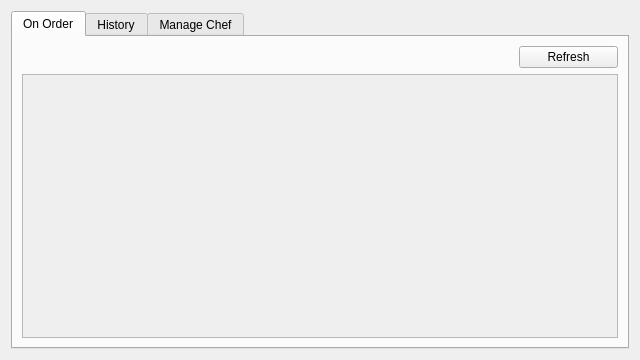
Above: frontend/manager_wid.ui from therealrahulsahu/se_project before the change. Below: the same form after it.
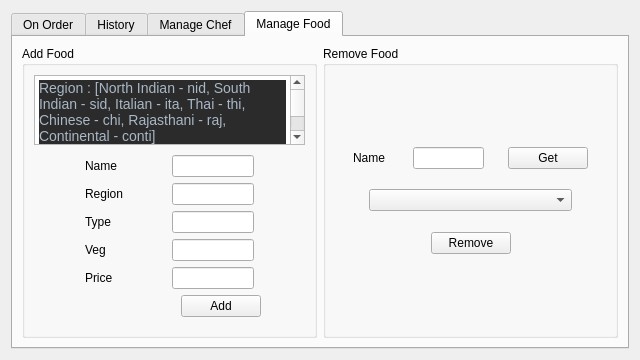
That is the form after the change. The open tabs and pages were chosen to show the change.

Commit message: manager food option and customer region and type added

```diff
--- a/frontend/manager_wid.ui
+++ b/frontend/manager_wid.ui
@@ -1010,6 +1010,567 @@
        </item>
       </layout>
      </widget>
+     <widget class="QWidget" name="tab_4">
+      <attribute name="title">
+       <string>Manage Food</string>
+      </attribute>
+      <layout class="QHBoxLayout" name="horizontalLayout_14" stretch="1,1">
+       <item>
+        <widget class="QGroupBox" name="groupBox_4">
+         <property name="title">
+          <string>Add Food</string>
+         </property>
+         <layout class="QVBoxLayout" name="verticalLayout_6" stretch="4,2,1,1,1,1,1,1,5">
+          <item>
+           <widget class="QTextBrowser" name="textBrowser">
+            <property name="html">
+             <string>&lt;!DOCTYPE HTML PUBLIC &quot;-//W3C//DTD HTML 4.0//EN&quot; &quot;http://www.w3.org/TR/REC-html40/strict.dtd&quot;&gt;
+&lt;html&gt;&lt;head&gt;&lt;meta name=&quot;qrichtext&quot; content=&quot;1&quot; /&gt;&lt;style type=&quot;text/css&quot;&gt;
+p, li { white-space: pre-wrap; }
+&lt;/style&gt;&lt;/head&gt;&lt;body style=&quot; font-family:'MS Shell Dlg 2'; font-size:8pt; font-weight:400; font-style:normal;&quot;&gt;
+&lt;p style=&quot; margin-top:12px; margin-bottom:12px; margin-left:0px; margin-right:0px; -qt-block-indent:0; text-indent:0px; background-color:#2b2b2b;&quot;&gt;&lt;span style=&quot; font-family:'Consolas'; font-size:10.5pt; color:#a9b7c6; background-color:#2b2b2b;&quot;&gt;Region : [North Indian - nid, South Indian - sid, Italian - ita, Thai - thi, Chinese - chi, Rajasthani - raj, Continental - conti]&lt;/span&gt;&lt;span style=&quot; font-family:'Consolas'; font-size:10.5pt; color:#a9b7c6;&quot;&gt;&lt;br /&gt;&lt;/span&gt;&lt;/p&gt;
+&lt;p style=&quot; margin-top:12px; margin-bottom:12px; margin-left:0px; margin-right:0px; -qt-block-indent:0; text-indent:0px; background-color:#2b2b2b;&quot;&gt;&lt;span style=&quot; font-family:'Consolas'; font-size:10.5pt; color:#a9b7c6;&quot;&gt;Type : [Starter - sta, Dessert - des, Main Course - mcs, Refreshments - ref, Bread - bre]&lt;/span&gt;&lt;/p&gt;
+&lt;p style=&quot; margin-top:12px; margin-bottom:12px; margin-left:0px; margin-right:0px; -qt-block-indent:0; text-indent:0px; background-color:#2b2b2b;&quot;&gt;&lt;span style=&quot; font-family:'Consolas'; font-size:10.5pt; color:#a9b7c6;&quot;&gt;Veg : [If Veg - True, Else - False]&lt;/span&gt;&lt;/p&gt;&lt;/body&gt;&lt;/html&gt;</string>
+            </property>
+           </widget>
+          </item>
+          <item>
+           <spacer name="verticalSpacer_14">
+            <property name="orientation">
+             <enum>Qt::Vertical</enum>
+            </property>
+            <property name="sizeHint" stdset="0">
+             <size>
+              <width>20</width>
+              <height>40</height>
+             </size>
+            </property>
+           </spacer>
+          </item>
+          <item>
+           <layout class="QHBoxLayout" name="horizontalLayout_20" stretch="5,6,2,8,5">
+            <item>
+             <spacer name="horizontalSpacer_36">
+              <property name="orientation">
+               <enum>Qt::Horizontal</enum>
+              </property>
+              <property name="sizeHint" stdset="0">
+               <size>
+                <width>40</width>
+                <height>20</height>
+               </size>
+              </property>
+             </spacer>
+            </item>
+            <item>
+             <widget class="QLabel" name="label_14">
+              <property name="text">
+               <string>Name</string>
+              </property>
+             </widget>
+            </item>
+            <item>
+             <spacer name="horizontalSpacer_37">
+              <property name="orientation">
+               <enum>Qt::Horizontal</enum>
+              </property>
+              <property name="sizeHint" stdset="0">
+               <size>
+                <width>40</width>
+                <height>20</height>
+               </size>
+              </property>
+             </spacer>
+            </item>
+            <item>
+             <widget class="QLineEdit" name="le_f_name"/>
+            </item>
+            <item>
+             <spacer name="horizontalSpacer_38">
+              <property name="orientation">
+               <enum>Qt::Horizontal</enum>
+              </property>
+              <property name="sizeHint" stdset="0">
+               <size>
+                <width>40</width>
+                <height>20</height>
+               </size>
+              </property>
+             </spacer>
+            </item>
+           </layout>
+          </item>
+          <item>
+           <layout class="QHBoxLayout" name="horizontalLayout_17" stretch="5,6,2,8,5">
+            <item>
+             <spacer name="horizontalSpacer_39">
+              <property name="orientation">
+               <enum>Qt::Horizontal</enum>
+              </property>
+              <property name="sizeHint" stdset="0">
+               <size>
+                <width>40</width>
+                <height>20</height>
+               </size>
+              </property>
+             </spacer>
+            </item>
+            <item>
+             <widget class="QLabel" name="label_11">
+              <property name="text">
+               <string>Region</string>
+              </property>
+             </widget>
+            </item>
+            <item>
+             <spacer name="horizontalSpacer_40">
+              <property name="orientation">
+               <enum>Qt::Horizontal</enum>
+              </property>
+              <property name="sizeHint" stdset="0">
+               <size>
+                <width>40</width>
+                <height>20</height>
+               </size>
+              </property>
+             </spacer>
+            </item>
+            <item>
+             <widget class="QLineEdit" name="le_f_region"/>
+            </item>
+            <item>
+             <spacer name="horizontalSpacer_41">
+              <property name="orientation">
+               <enum>Qt::Horizontal</enum>
+              </property>
+              <property name="sizeHint" stdset="0">
+               <size>
+                <width>40</width>
+                <height>20</height>
+               </size>
+              </property>
+             </spacer>
+            </item>
+           </layout>
+          </item>
+          <item>
+           <layout class="QHBoxLayout" name="horizontalLayout_15" stretch="5,6,2,8,5">
+            <item>
+             <spacer name="horizontalSpacer_42">
+              <property name="orientation">
+               <enum>Qt::Horizontal</enum>
+              </property>
+              <property name="sizeHint" stdset="0">
+               <size>
+                <width>40</width>
+                <height>20</height>
+               </size>
+              </property>
+             </spacer>
+            </item>
+            <item>
+             <widget class="QLabel" name="label_12">
+              <property name="text">
+               <string>Type</string>
+              </property>
+             </widget>
+            </item>
+            <item>
+             <spacer name="horizontalSpacer_43">
+              <property name="orientation">
+               <enum>Qt::Horizontal</enum>
+              </property>
+              <property name="sizeHint" stdset="0">
+               <size>
+                <width>40</width>
+                <height>20</height>
+               </size>
+              </property>
+             </spacer>
+            </item>
+            <item>
+             <widget class="QLineEdit" name="le_f_type"/>
+            </item>
+            <item>
+             <spacer name="horizontalSpacer_44">
+              <property name="orientation">
+               <enum>Qt::Horizontal</enum>
+              </property>
+              <property name="sizeHint" stdset="0">
+               <size>
+                <width>40</width>
+                <height>20</height>
+               </size>
+              </property>
+             </spacer>
+            </item>
+           </layout>
+          </item>
+          <item>
+           <layout class="QHBoxLayout" name="horizontalLayout_18" stretch="5,6,2,8,5">
+            <item>
+             <spacer name="horizontalSpacer_45">
+              <property name="orientation">
+               <enum>Qt::Horizontal</enum>
+              </property>
+              <property name="sizeHint" stdset="0">
+               <size>
+                <width>40</width>
+                <height>20</height>
+               </size>
+              </property>
+             </spacer>
+            </item>
+            <item>
+             <widget class="QLabel" name="label_13">
+              <property name="text">
+               <string>Veg</string>
+              </property>
+             </widget>
+            </item>
+            <item>
+             <spacer name="horizontalSpacer_46">
+              <property name="orientation">
+               <enum>Qt::Horizontal</enum>
+              </property>
+              <property name="sizeHint" stdset="0">
+               <size>
+                <width>40</width>
+                <height>20</height>
+               </size>
+              </property>
+             </spacer>
+            </item>
+            <item>
+             <widget class="QLineEdit" name="le_f_veg"/>
+            </item>
+            <item>
+             <spacer name="horizontalSpacer_47">
+              <property name="orientation">
+               <enum>Qt::Horizontal</enum>
+              </property>
+              <property name="sizeHint" stdset="0">
+               <size>
+                <width>40</width>
+                <height>20</height>
+               </size>
+              </property>
+             </spacer>
+            </item>
+           </layout>
+          </item>
+          <item>
+           <layout class="QHBoxLayout" name="horizontalLayout_16" stretch="5,6,2,8,5">
+            <item>
+             <spacer name="horizontalSpacer_48">
+              <property name="orientation">
+               <enum>Qt::Horizontal</enum>
+              </property>
+              <property name="sizeHint" stdset="0">
+               <size>
+                <width>40</width>
+                <height>20</height>
+               </size>
+              </property>
+             </spacer>
+            </item>
+            <item>
+             <widget class="QLabel" name="label_15">
+              <property name="text">
+               <string>Price</string>
+              </property>
+             </widget>
+            </item>
+            <item>
+             <spacer name="horizontalSpacer_49">
+              <property name="orientation">
+               <enum>Qt::Horizontal</enum>
+              </property>
+              <property name="sizeHint" stdset="0">
+               <size>
+                <width>40</width>
+                <height>20</height>
+               </size>
+              </property>
+             </spacer>
+            </item>
+            <item>
+             <widget class="QLineEdit" name="le_price"/>
+            </item>
+            <item>
+             <spacer name="horizontalSpacer_50">
+              <property name="orientation">
+               <enum>Qt::Horizontal</enum>
+              </property>
+              <property name="sizeHint" stdset="0">
+               <size>
+                <width>40</width>
+                <height>20</height>
+               </size>
+              </property>
+             </spacer>
+            </item>
+           </layout>
+          </item>
+          <item>
+           <layout class="QHBoxLayout" name="horizontalLayout_19" stretch="10,3,3">
+            <item>
+             <spacer name="horizontalSpacer_51">
+              <property name="orientation">
+               <enum>Qt::Horizontal</enum>
+              </property>
+              <property name="sizeHint" stdset="0">
+               <size>
+                <width>40</width>
+                <height>20</height>
+               </size>
+              </property>
+             </spacer>
+            </item>
+            <item>
+             <widget class="QPushButton" name="bt_add_2">
+              <property name="text">
+               <string>Add</string>
+              </property>
+             </widget>
+            </item>
+            <item>
+             <spacer name="horizontalSpacer_52">
+              <property name="orientation">
+               <enum>Qt::Horizontal</enum>
+              </property>
+              <property name="sizeHint" stdset="0">
+               <size>
+                <width>40</width>
+                <height>20</height>
+               </size>
+              </property>
+             </spacer>
+            </item>
+           </layout>
+          </item>
+          <item>
+           <spacer name="verticalSpacer_15">
+            <property name="orientation">
+             <enum>Qt::Vertical</enum>
+            </property>
+            <property name="sizeHint" stdset="0">
+             <size>
+              <width>20</width>
+              <height>40</height>
+             </size>
+            </property>
+           </spacer>
+          </item>
+         </layout>
+        </widget>
+       </item>
+       <item>
+        <widget class="QGroupBox" name="groupBox_5">
+         <property name="title">
+          <string>Remove Food</string>
+         </property>
+         <layout class="QVBoxLayout" name="verticalLayout_7" stretch="5,1,1,1,1,1,5">
+          <item>
+           <spacer name="verticalSpacer_16">
+            <property name="orientation">
+             <enum>Qt::Vertical</enum>
+            </property>
+            <property name="sizeHint" stdset="0">
+             <size>
+              <width>20</width>
+              <height>40</height>
+             </size>
+            </property>
+           </spacer>
+          </item>
+          <item>
+           <layout class="QHBoxLayout" name="horizontalLayout_21" stretch="2,3,2,8,2,3,2">
+            <item>
+             <spacer name="horizontalSpacer_53">
+              <property name="orientation">
+               <enum>Qt::Horizontal</enum>
+              </property>
+              <property name="sizeHint" stdset="0">
+               <size>
+                <width>40</width>
+                <height>20</height>
+               </size>
+              </property>
+             </spacer>
+            </item>
+            <item>
+             <widget class="QLabel" name="label_16">
+              <property name="text">
+               <string>Name </string>
+              </property>
+             </widget>
+            </item>
+            <item>
+             <spacer name="horizontalSpacer_54">
+              <property name="orientation">
+               <enum>Qt::Horizontal</enum>
+              </property>
+              <property name="sizeHint" stdset="0">
+               <size>
+                <width>40</width>
+                <height>20</height>
+               </size>
+              </property>
+             </spacer>
+            </item>
+            <item>
+             <widget class="QLineEdit" name="le_name_query"/>
+            </item>
+            <item>
+             <spacer name="horizontalSpacer_55">
+              <property name="orientation">
+               <enum>Qt::Horizontal</enum>
+              </property>
+              <property name="sizeHint" stdset="0">
+               <size>
+                <width>40</width>
+                <height>20</height>
+               </size>
+              </property>
+             </spacer>
+            </item>
+            <item>
+             <widget class="QPushButton" name="bt_get">
+              <property name="text">
+               <string>Get</string>
+              </property>
+             </widget>
+            </item>
+            <item>
+             <spacer name="horizontalSpacer_56">
+              <property name="orientation">
+               <enum>Qt::Horizontal</enum>
+              </property>
+              <property name="sizeHint" stdset="0">
+               <size>
+                <width>40</width>
+                <height>20</height>
+               </size>
+              </property>
+             </spacer>
+            </item>
+           </layout>
+          </item>
+          <item>
+           <spacer name="verticalSpacer_17">
+            <property name="orientation">
+             <enum>Qt::Vertical</enum>
+            </property>
+            <property name="sizeHint" stdset="0">
+             <size>
+              <width>20</width>
+              <height>40</height>
+             </size>
+            </property>
+           </spacer>
+          </item>
+          <item>
+           <layout class="QHBoxLayout" name="horizontalLayout_23" stretch="5,30,5">
+            <item>
+             <spacer name="horizontalSpacer_57">
+              <property name="orientation">
+               <enum>Qt::Horizontal</enum>
+              </property>
+              <property name="sizeHint" stdset="0">
+               <size>
+                <width>40</width>
+                <height>20</height>
+               </size>
+              </property>
+             </spacer>
+            </item>
+            <item>
+             <widget class="QComboBox" name="cb_rm_food"/>
+            </item>
+            <item>
+             <spacer name="horizontalSpacer_58">
+              <property name="orientation">
+               <enum>Qt::Horizontal</enum>
+              </property>
+              <property name="sizeHint" stdset="0">
+               <size>
+                <width>40</width>
+                <height>20</height>
+               </size>
+              </property>
+             </spacer>
+            </item>
+           </layout>
+          </item>
+          <item>
+           <spacer name="verticalSpacer_18">
+            <property name="orientation">
+             <enum>Qt::Vertical</enum>
+            </property>
+            <property name="sizeHint" stdset="0">
+             <size>
+              <width>20</width>
+              <height>40</height>
+             </size>
+            </property>
+           </spacer>
+          </item>
+          <item>
+           <layout class="QHBoxLayout" name="horizontalLayout_22" stretch="20,5,20">
+            <item>
+             <spacer name="horizontalSpacer_59">
+              <property name="orientation">
+               <enum>Qt::Horizontal</enum>
+              </property>
+              <property name="sizeHint" stdset="0">
+               <size>
+                <width>40</width>
+                <height>20</height>
+               </size>
+              </property>
+             </spacer>
+            </item>
+            <item>
+             <widget class="QPushButton" name="bt_rm_food">
+              <property name="text">
+               <string>Remove</string>
+              </property>
+             </widget>
+            </item>
+            <item>
+             <spacer name="horizontalSpacer_60">
+              <property name="orientation">
+               <enum>Qt::Horizontal</enum>
+              </property>
+              <property name="sizeHint" stdset="0">
+               <size>
+                <width>40</width>
+                <height>20</height>
+               </size>
+              </property>
+             </spacer>
+            </item>
+           </layout>
+          </item>
+          <item>
+           <spacer name="verticalSpacer_19">
+            <property name="orientation">
+             <enum>Qt::Vertical</enum>
+            </property>
+            <property name="sizeHint" stdset="0">
+             <size>
+              <width>20</width>
+              <height>40</height>
+             </size>
+            </property>
+           </spacer>
+          </item>
+         </layout>
+        </widget>
+       </item>
+      </layout>
+     </widget>
     </widget>
    </item>
   </layout>
```
Left out of the diff: 2 changed lines with no effect on the pictures. The commit also changes 4 other files.
